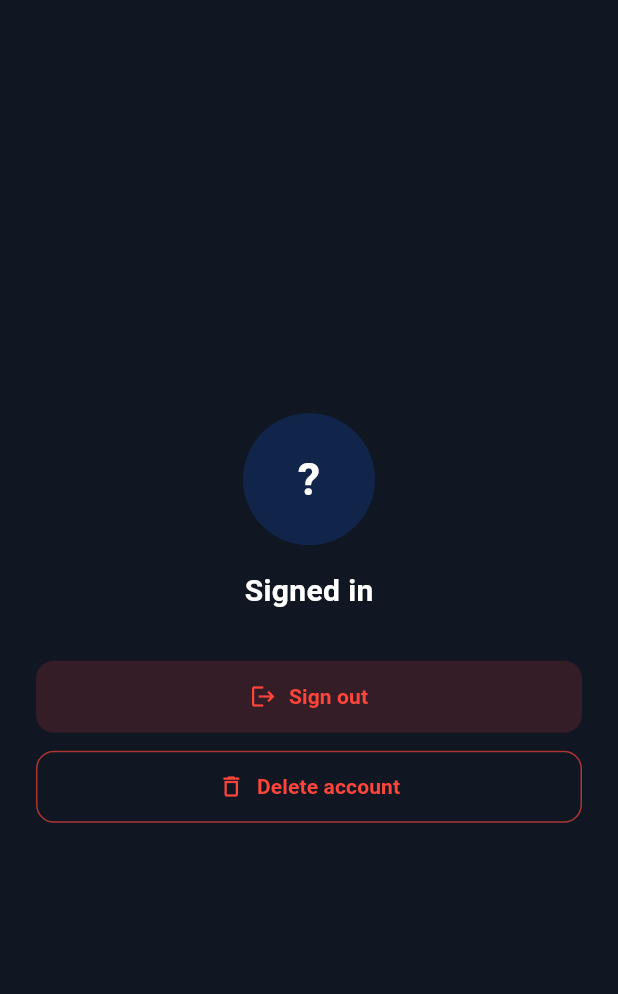
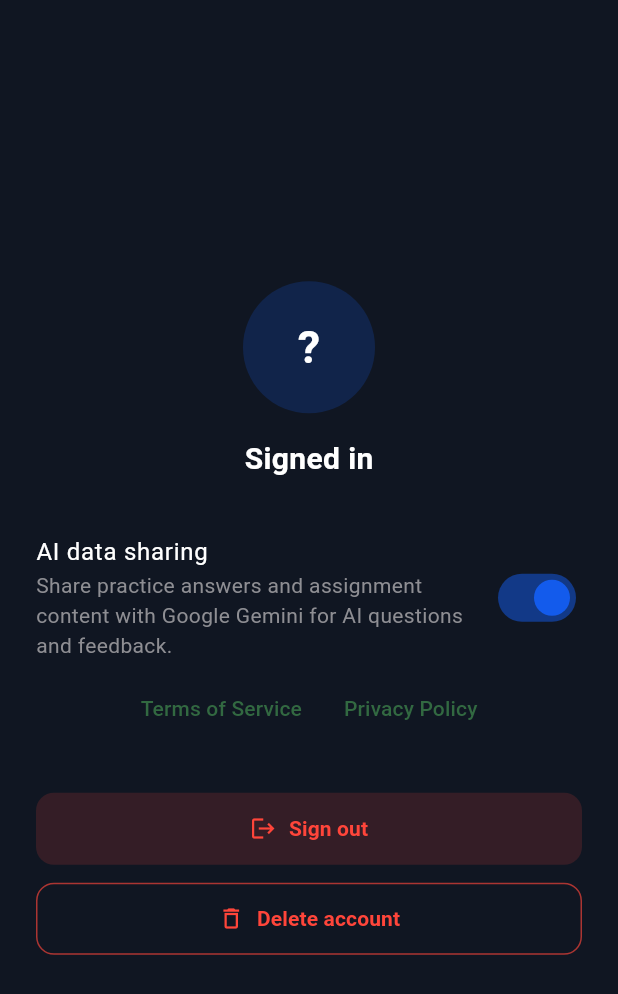
Before and after one commit to RonShk/verbly, a Flutter app: the ProfilePage screen opened directly, on a phone screen of 412 x 824 dp. Shown: the top 994 px of the screen. Run offline on Flutter 3.47's test engine with Material 3 defaults, Android fonts, the phone set to English and light mode, and no system bars; our stand-ins replace cloud_firestore, cloud_functions, firebase_auth, firebase_core, flutter_riverpod, go_router and 1 more; accounts and stored records are empty; network calls fail.

Commit message:
Prepare student app privacy and account flows for review

```diff
--- /dev/null
+++ b/lib/constants/legal_urls.dart
@@ -0,0 +1,2 @@
+const studentPrivacyUrl = 'https://verbly.study/student-privacy';
+const studentTermsUrl = 'https://verbly.study/student-terms';
--- a/lib/pages/profile_page.dart
+++ b/lib/pages/profile_page.dart
@@ -5,7 +5,9 @@ import 'package:flutter_riverpod/flutter_riverpod.dart';
 
 import '../providers/user_session_provider.dart';
 import '../services/auth/delete_account_service.dart' as account_service;
+import '../services/auth/student_profile_service.dart';
 import '../theme/app_colors.dart';
+import '../widgets/legal_links.dart';
 
 class ProfilePage extends ConsumerStatefulWidget {
   const ProfilePage({super.key});
@@ -16,6 +18,25 @@ class ProfilePage extends ConsumerStatefulWidget {
 
 class _ProfilePageState extends ConsumerState<ProfilePage> {
   bool _deleting = false;
+  bool _updatingConsent = false;
+
+  Future<void> _setAiConsent(bool consented) async {
+    final uid = ref.read(firebaseUserProvider).value?.uid;
+    if (uid == null) return;
+    setState(() => _updatingConsent = true);
+    try {
+      await setAiDataSharingConsent(uid, consented);
+    } catch (_) {
+      if (!mounted) return;
+      ScaffoldMessenger.of(context).showSnackBar(
+        const SnackBar(
+          content: Text('Could not update your choice. Try again.'),
+        ),
+      );
+    } finally {
+      if (mounted) setState(() => _updatingConsent = false);
+    }
+  }
 
   Future<void> _confirmDeleteAccount() async {
     final confirmed = await showDialog<bool>(
@@ -74,6 +95,8 @@ class _ProfilePageState extends ConsumerState<ProfilePage> {
     final displayName = user?.displayName?.trim().isNotEmpty == true
         ? user!.displayName!.trim()
         : 'Signed in';
+    final profile = ref.watch(studentProfileProvider).value;
+    final hasAiConsent = profile?.aiDataSharingConsent ?? false;
 
     return Scaffold(
       backgroundColor: AppColors.background,
@@ -81,6 +104,7 @@ class _ProfilePageState extends ConsumerState<ProfilePage> {
         child: Center(
           child: Padding(
             padding: const EdgeInsets.symmetric(horizontal: 24),
+            child: SingleChildScrollView(
               child: Column(
                 mainAxisAlignment: MainAxisAlignment.center,
                 children: [
@@ -108,6 +132,22 @@ class _ProfilePageState extends ConsumerState<ProfilePage> {
                       ),
                     ),
                   ],
+                  const SizedBox(height: 28),
+                  SwitchListTile(
+                    value: hasAiConsent,
+                    onChanged: _updatingConsent ? null : _setAiConsent,
+                    contentPadding: EdgeInsets.zero,
+                    activeThumbColor: AppColors.blueHighlighted,
+                    title: const Text(
+                      'AI data sharing',
+                      style: TextStyle(color: Colors.white),
+                    ),
+                    subtitle: Text(
+                      'Share practice answers and assignment content with Google Gemini for AI questions and feedback.',
+                      style: TextStyle(color: AppColors.navbarInactive),
+                    ),
+                  ),
+                  const LegalLinks(),
                   const SizedBox(height: 32),
                   SizedBox(
                     width: double.infinity,
@@ -116,7 +156,9 @@ class _ProfilePageState extends ConsumerState<ProfilePage> {
                           ? null
                           : () async => ref.read(userSessionProvider).signOut(),
                       style: FilledButton.styleFrom(
-                      backgroundColor: AppColors.danger.withValues(alpha: 0.15),
+                        backgroundColor: AppColors.danger.withValues(
+                          alpha: 0.15,
+                        ),
                         foregroundColor: AppColors.danger,
                         padding: const EdgeInsets.symmetric(vertical: 14),
                         shape: RoundedRectangleBorder(
@@ -175,6 +217,7 @@ class _ProfilePageState extends ConsumerState<ProfilePage> {
             ),
           ),
         ),
+      ),
     );
   }
 }
--- /dev/null
+++ b/lib/widgets/legal_links.dart
@@ -0,0 +1,54 @@
+import 'package:flutter/material.dart';
+import 'package:url_launcher/url_launcher.dart';
+
+import '../constants/legal_urls.dart';
+import '../theme/app_colors.dart';
+
+class LegalLinks extends StatelessWidget {
+  const LegalLinks({super.key, this.introText});
+
+  final String? introText;
+
+  Future<void> _open(BuildContext context, String url) async {
+    final opened = await launchUrl(
+      Uri.parse(url),
+      mode: LaunchMode.externalApplication,
+    );
+    if (!opened && context.mounted) {
+      ScaffoldMessenger.of(context).showSnackBar(
+        const SnackBar(content: Text('Could not open this link.')),
+      );
+    }
+  }
+
+  @override
+  Widget build(BuildContext context) {
+    return Column(
+      mainAxisSize: MainAxisSize.min,
+      children: [
+        if (introText != null) ...[
+          Text(
+            introText!,
+            textAlign: TextAlign.center,
+            style: TextStyle(color: AppColors.navbarInactive, fontSize: 12),
+          ),
+          const SizedBox(height: 4),
+        ],
+        Wrap(
+          alignment: WrapAlignment.center,
+          spacing: 4,
+          children: [
+            TextButton(
+              onPressed: () => _open(context, studentTermsUrl),
+              child: const Text('Terms of Service'),
+            ),
+            TextButton(
+              onPressed: () => _open(context, studentPrivacyUrl),
+              child: const Text('Privacy Policy'),
+            ),
+          ],
+        ),
+      ],
+    );
+  }
+}
--- a/pubspec.yaml
+++ b/pubspec.yaml
@@ -47,6 +47,7 @@ dependencies:
   google_sign_in: ^7.2.0
   file_picker: ^8.0.0+1
   http: ^1.4.0
+  url_launcher: ^6.3.2
 
 dev_dependencies:
   flutter_test:
```
Also changed, not shown: lib/pages/ai_consent_page.dart (added, +112 -0 lines), lib/pages/login_page.dart (+36 -14 lines), lib/pages/student_onboarding_page.dart (+42 -1 lines), lib/services/auth/delete_account_service.dart (+31 -0 lines), lib/services/auth/student_profile_service.dart (+25 -3 lines), lib/widgets/navbar.dart (+19 -0 lines), pubspec.lock, 9 other files. Lines whose indentation alone changed are shown as unchanged.
